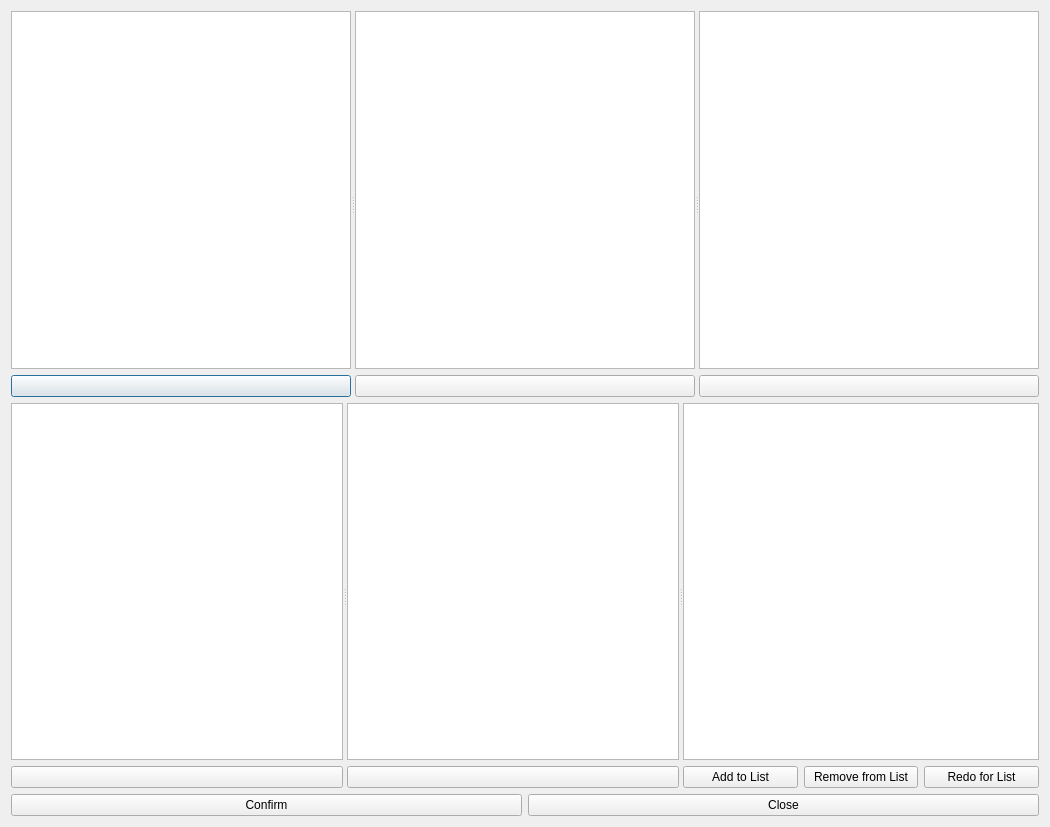
Old version of the form gui/MaskEditingGui.ui in the repository mistycheney/MouseBrainAtlas.
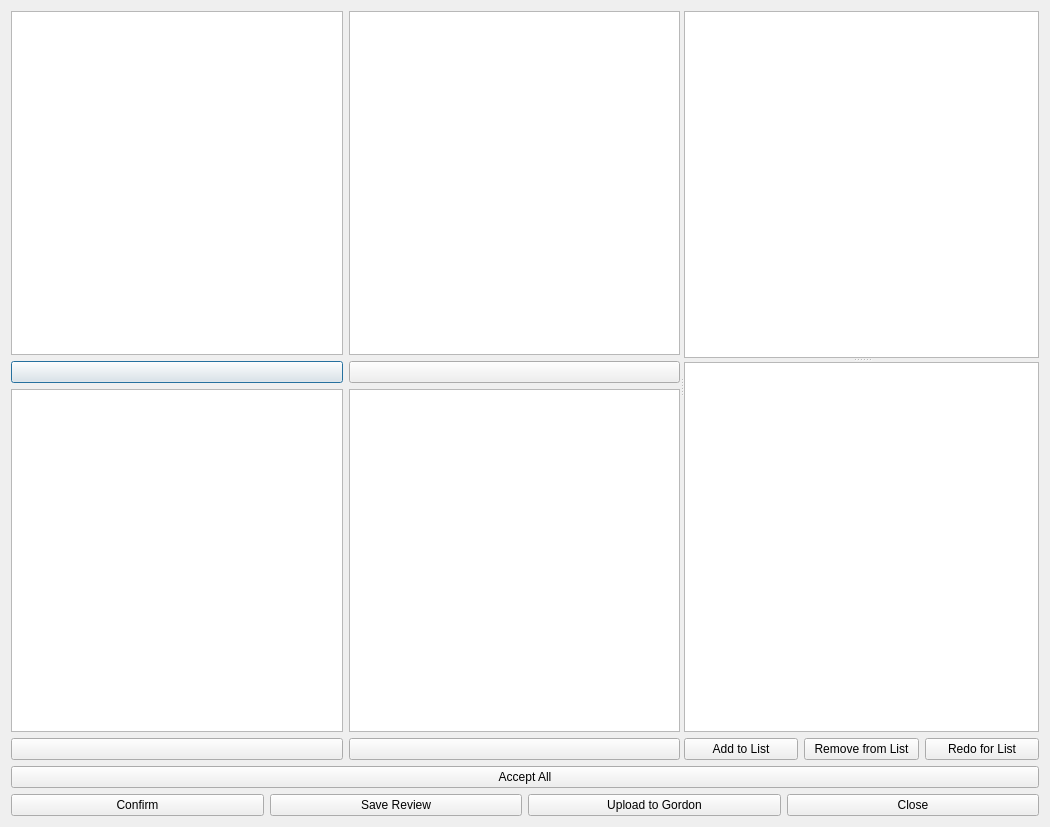
New version of the form.

```diff
--- a/gui/MaskEditingGui.ui
+++ b/gui/MaskEditingGui.ui
@@ -13,14 +13,16 @@
   <property name="windowTitle">
    <string>Review Masks </string>
   </property>
+  <layout class="QGridLayout" name="gridLayout_2">
+   <item row="0" column="0">
+    <widget class="QSplitter" name="splitter_2">
+     <property name="orientation">
+      <enum>Qt::Horizontal</enum>
+     </property>
+     <widget class="QWidget" name="">
   <layout class="QGridLayout" name="gridLayout">
    <item row="0" column="0">
-    <widget class="QSplitter" name="splitter">
-     <property name="orientation">
-      <enum>Qt::Horizontal</enum>
-     </property>
-     <widget class="QWidget" name="layoutWidget">
-      <layout class="QVBoxLayout" name="verticalLayout">
+        <layout class="QVBoxLayout" name="verticalLayout_3">
        <item>
         <widget class="QGraphicsView" name="gview_1"/>
        </item>
@@ -32,9 +34,9 @@
         </widget>
        </item>
       </layout>
-     </widget>
-     <widget class="QWidget" name="layoutWidget">
-      <layout class="QVBoxLayout" name="verticalLayout_3">
+       </item>
+       <item row="0" column="1">
+        <layout class="QVBoxLayout" name="verticalLayout">
        <item>
         <widget class="QGraphicsView" name="gview_2"/>
        </item>
@@ -46,9 +48,9 @@
         </widget>
        </item>
       </layout>
-     </widget>
-     <widget class="QWidget" name="layoutWidget">
-      <layout class="QVBoxLayout" name="verticalLayout_2">
+       </item>
+       <item row="1" column="0">
+        <layout class="QVBoxLayout" name="verticalLayout_4">
        <item>
         <widget class="QGraphicsView" name="gview_3"/>
        </item>
@@ -60,16 +62,9 @@
         </widget>
        </item>
       </layout>
-     </widget>
-    </widget>
-   </item>
-   <item row="1" column="0">
-    <widget class="QSplitter" name="splitter_2">
-     <property name="orientation">
-      <enum>Qt::Horizontal</enum>
-     </property>
-     <widget class="QWidget" name="layoutWidget">
-      <layout class="QVBoxLayout" name="verticalLayout_4">
+       </item>
+       <item row="1" column="1">
+        <layout class="QVBoxLayout" name="verticalLayout_5">
        <item>
         <widget class="QGraphicsView" name="gview_4"/>
        </item>
@@ -81,23 +76,16 @@
         </widget>
        </item>
       </layout>
-     </widget>
-     <widget class="QWidget" name="layoutWidget">
-      <layout class="QVBoxLayout" name="verticalLayout_5">
-       <item>
-        <widget class="QGraphicsView" name="gview_5"/>
-       </item>
-       <item>
-        <widget class="QPushButton" name="button_good_5">
-         <property name="text">
-          <string/>
-         </property>
-        </widget>
        </item>
       </layout>
      </widget>
-     <widget class="QWidget" name="layoutWidget">
-      <layout class="QVBoxLayout" name="verticalLayout_6">
+     <widget class="QSplitter" name="splitter">
+      <property name="orientation">
+       <enum>Qt::Vertical</enum>
+      </property>
+      <widget class="QGraphicsView" name="gview_finalMask"/>
+      <widget class="QWidget" name="">
+       <layout class="QVBoxLayout" name="verticalLayout_2">
        <item>
         <widget class="QListView" name="listview_bad"/>
        </item>
@@ -129,6 +117,14 @@
       </layout>
      </widget>
     </widget>
+    </widget>
+   </item>
+   <item row="1" column="0">
+    <widget class="QPushButton" name="button_acceptAllSubmasks">
+     <property name="text">
+      <string>Accept All</string>
+     </property>
+    </widget>
    </item>
    <item row="2" column="0">
     <layout class="QHBoxLayout" name="horizontalLayout_2">
@@ -139,6 +135,20 @@
        </property>
       </widget>
      </item>
+     <item>
+      <widget class="QPushButton" name="button_saveReview">
+       <property name="text">
+        <string>Save Review</string>
+       </property>
+      </widget>
+     </item>
+     <item>
+      <widget class="QPushButton" name="button_uploadMasks">
+       <property name="text">
+        <string>Upload to Gordon</string>
+       </property>
+      </widget>
+     </item>
      <item>
       <widget class="QPushButton" name="button_closeMaskGui">
        <property name="text">
```
Left out of the diff: 4 changed lines with no effect on the pictures. Lines whose indentation alone changed are shown as unchanged.
